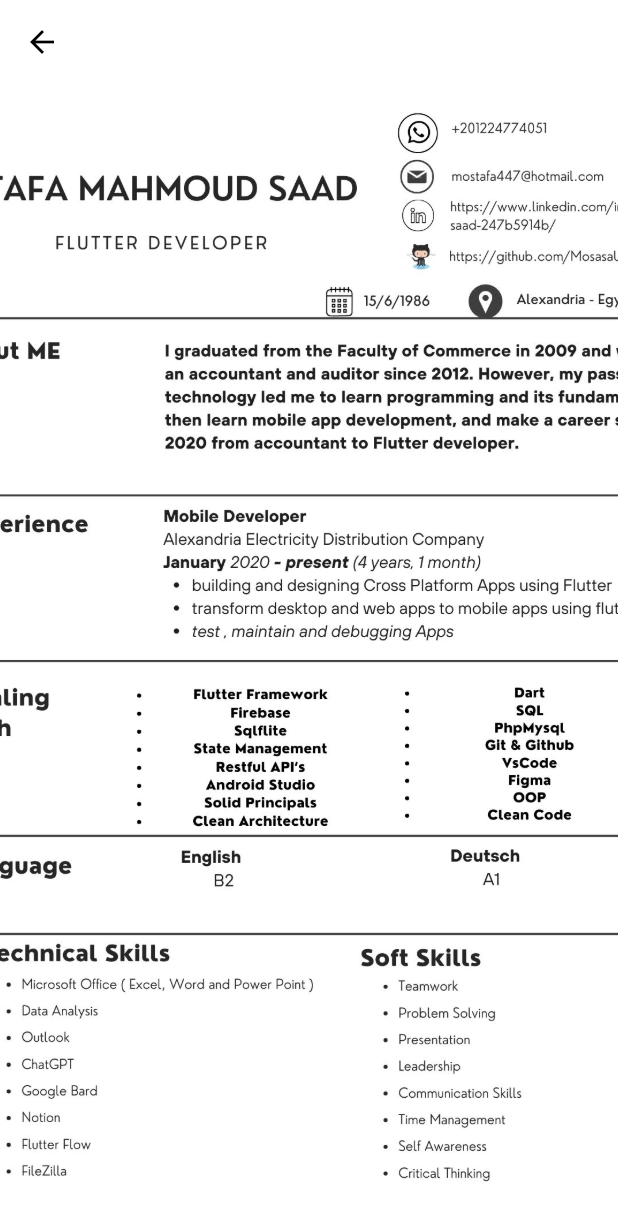
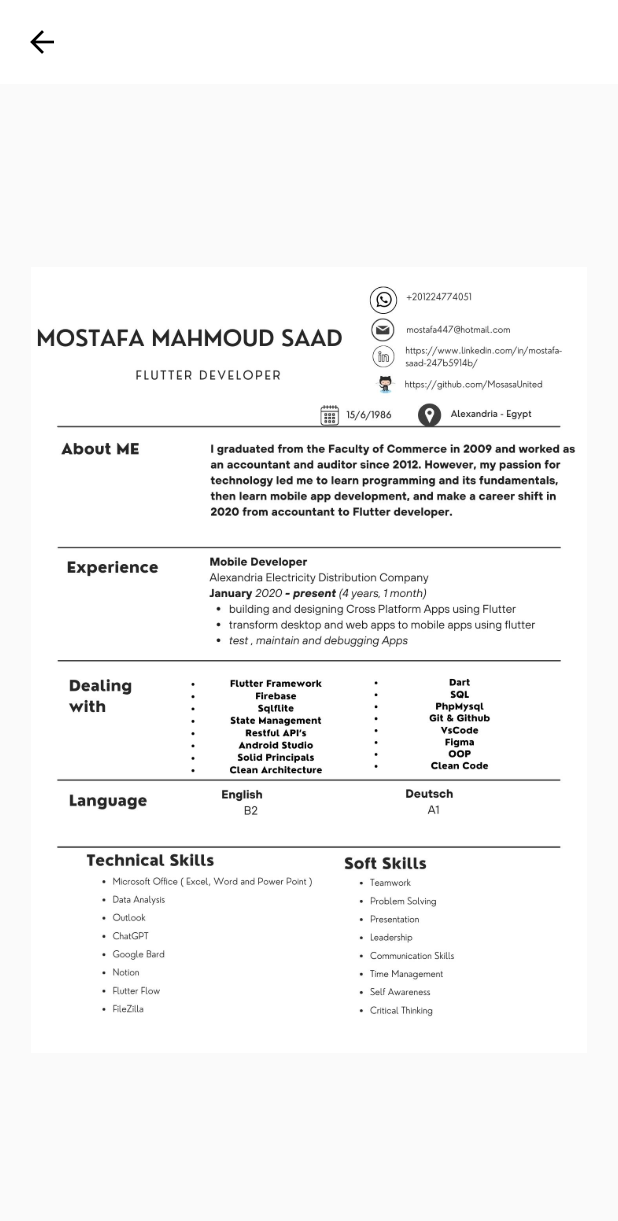
Before and after one commit to MosasaUnited/Profile-App, a Flutter app: the Resume screen opened directly, on a phone screen of 412 x 824 dp. Shown: the top 1221 px of the screen. Run offline on Flutter 3.47's test engine with Material 3 defaults, Android fonts, the phone set to English and light mode, and no system bars; our stand-ins replace figma_squircle, flutter_animate, google_fonts, lottie; network calls fail.

Commit message:
MakeResumeAs A Responsive UI

```diff
--- a/lib/widgets/resume.dart
+++ b/lib/widgets/resume.dart
@@ -7,6 +7,10 @@ class Resume extends StatelessWidget {
 
   @override
   Widget build(BuildContext context) {
+    final screenWidth = MediaQuery.of(context).size.width;
+    final screenHeight =
+        MediaQuery.of(context).size.height; // Corrected height access
+
     return Scaffold(
       appBar: AppBar(
         backgroundColor: Colors.white,
@@ -17,11 +21,12 @@ class Resume extends StatelessWidget {
         elevation: 0.0,
       ),
       body: Center(
-        child: Image.asset(
-          resume,
-          height: 850,
-          width: 600,
-          fit: BoxFit.cover,
+        child: SizedBox(
+          width: screenWidth * 0.9, // Adjust width based on screen
+          child: Image.asset(
+            resume,
+            fit: BoxFit.cover,
+          ),
         ),
       ),
     );
```
